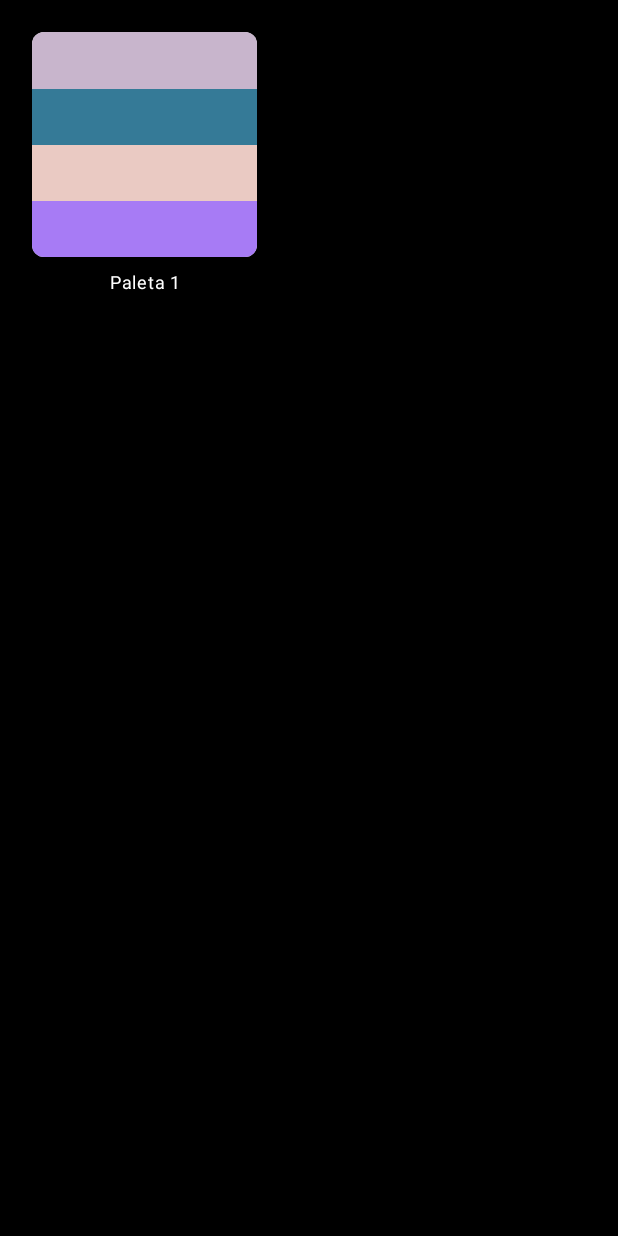
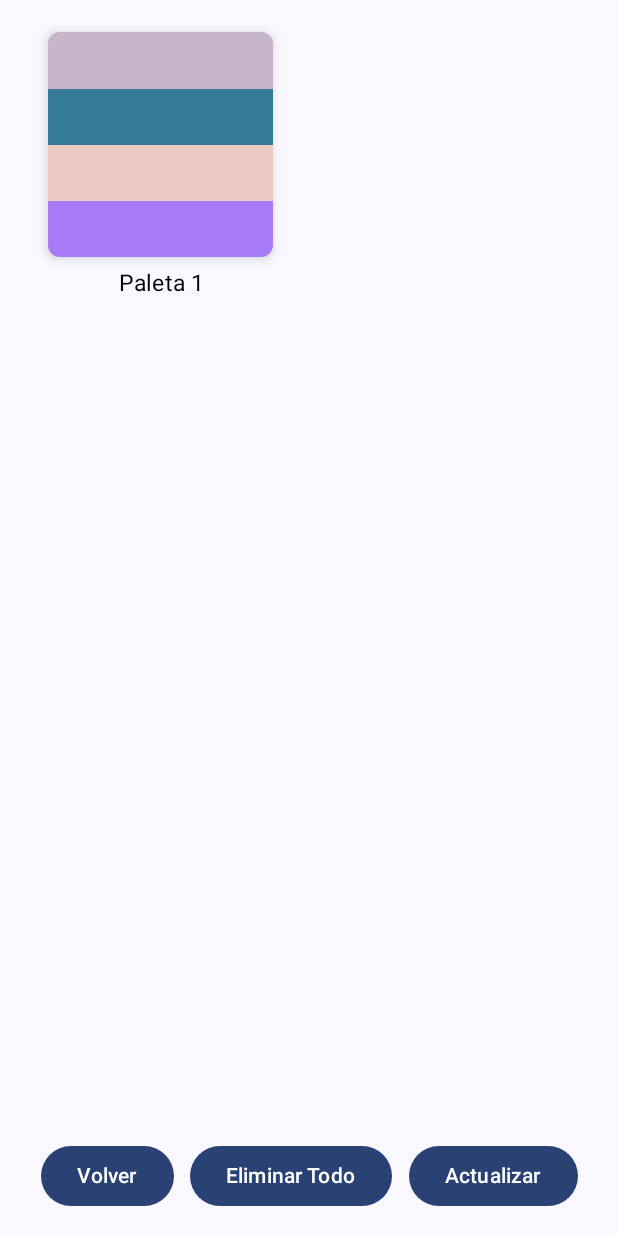
Before and after one commit to 0spol/ColorPlayground, an Android app built with Jetpack Compose: the SaveS screen opened through its navigation route, on a phone screen of 412 x 824 dp. Run offline under Robolectric (Android 15) with nearby library versions, the phone set to English and light mode, and no system bars; our stand-ins replace Dagger/Hilt's generated code, Room's generated code.

Commit message:
ADD(CRUD)

```diff
--- a/app/src/main/java/com/colorplayground/application/data/local/ColorPalleteDao.kt
+++ b/app/src/main/java/com/colorplayground/application/data/local/ColorPalleteDao.kt
@@ -17,4 +17,9 @@ interface ColorPaletteDao {
 
     @Delete
     suspend fun deletePalette(palette: ColorPaletteEntity)
+
+    @Query("DELETE FROM color_palette")
+    suspend fun deleteAllPalettes()
+
+
 }
--- /dev/null
+++ b/app/src/main/java/com/colorplayground/application/domain/usecase/DeleteAllPalettesUseCase.kt
@@ -0,0 +1,12 @@
+package com.colorplayground.application.domain.usecase
+
+import com.colorplayground.application.data.repository.ColorPaletteRepository
+import javax.inject.Inject
+
+class DeleteAllPalettesUseCase @Inject constructor(
+    private val repository: ColorPaletteRepository
+) {
+    suspend fun execute() {
+        repository.deleteAllPalettes()
+    }
+}
--- /dev/null
+++ b/app/src/main/java/com/colorplayground/application/domain/usecase/GenerateRandomColorUseCase.kt
@@ -0,0 +1,16 @@
+package com.colorplayground.application.domain.usecase
+
+import androidx.compose.ui.graphics.Color
+import javax.inject.Inject
+import kotlin.random.Random
+
+class GenerateRandomColorUseCase @Inject constructor() {
+    fun execute(): Color {
+        return Color(
+            red = Random.nextFloat() * 0.8f + 0.2f,
+            green = Random.nextFloat() * 0.8f + 0.2f,
+            blue = Random.nextFloat() * 0.8f + 0.2f,
+            alpha = 1f
+        )
+    }
+}
--- /dev/null
+++ b/app/src/main/java/com/colorplayground/application/domain/usecase/GetAllPalettesUseCase.kt
@@ -0,0 +1,14 @@
+package com.colorplayground.application.domain.usecase
+
+import com.colorplayground.application.data.model.ColorPalette
+import com.colorplayground.application.data.repository.ColorPaletteRepository
+import kotlinx.coroutines.flow.Flow
+import javax.inject.Inject
+
+class GetAllPalettesUseCase @Inject constructor(
+    private val repository: ColorPaletteRepository
+) {
+    fun execute(): Flow<List<ColorPalette>> {
+        return repository.getAllPalettes()
+    }
+}
--- /dev/null
+++ b/app/src/main/java/com/colorplayground/application/domain/usecase/UpdateAllPalettesUseCase.kt
@@ -0,0 +1,27 @@
+package com.colorplayground.application.domain.usecase
+
+import javax.inject.Inject
+
+class UpdateAllPalettesUseCase @Inject constructor(
+    private val generateRandomColorUseCase: GenerateRandomColorUseCase,
+    private val getSavedPalettesUseCase: GetSavedPalettesUseCase,
+    private val savePaletteUseCase: SavePaletteUseCase
+) {
+
+    suspend fun execute() {
+        getSavedPalettesUseCase.execute().collect { palettes ->
+            val updatedPalettes = palettes.map { palette ->
+                palette.copy(
+                    primaryColor = generateRandomColorUseCase.execute(),
+                    secondaryColor = generateRandomColorUseCase.execute(),
+                    tertiaryColor = generateRandomColorUseCase.execute(),
+                    errorColor = generateRandomColorUseCase.execute()
+                )
+            }
+
+            updatedPalettes.forEach { updatedPalette ->
+                savePaletteUseCase.execute(updatedPalette)
+            }
+        }
+    }
+}
--- a/app/src/main/java/com/colorplayground/application/ui/component/MyCard.kt
+++ b/app/src/main/java/com/colorplayground/application/ui/component/MyCard.kt
@@ -43,17 +43,8 @@ fun MyCard(colorPalette: ColorPalette, onSave: (() -> Unit)? = null) {
             text = colorPalette.name,
             modifier = Modifier.padding(top = 5.dp),
             textAlign = TextAlign.Center,
-            fontSize = 12.sp,
-            color = Color.White
+            fontSize = 15.sp,
+            color = Color.Black
         )
-
-        onSave?.let {
-            Button(
-                onClick = { it() },
-                modifier = Modifier.padding(top = 5.dp)
-            ) {
-                Text("Guardar")
-            }
-        }
     }
 }
--- a/app/src/main/java/com/colorplayground/application/ui/screen/SaveS.kt
+++ b/app/src/main/java/com/colorplayground/application/ui/screen/SaveS.kt
@@ -1,13 +1,18 @@
 package com.colorplayground.application.ui.screen
 
+import android.util.Log
 import androidx.compose.foundation.layout.Arrangement
+import androidx.compose.foundation.layout.Box
 import androidx.compose.foundation.layout.Column
+import androidx.compose.foundation.layout.Row
 import androidx.compose.foundation.layout.Spacer
 import androidx.compose.foundation.layout.fillMaxSize
+import androidx.compose.foundation.layout.fillMaxWidth
 import androidx.compose.foundation.layout.height
 import androidx.compose.foundation.layout.padding
-import androidx.compose.foundation.lazy.LazyColumn
-import androidx.compose.foundation.lazy.items
+import androidx.compose.foundation.lazy.grid.GridCells
+import androidx.compose.foundation.lazy.grid.LazyVerticalGrid
+import androidx.compose.foundation.lazy.grid.items
 import androidx.compose.material3.Button
 import androidx.compose.material3.Surface
 import androidx.compose.material3.Text
@@ -19,6 +24,7 @@ import androidx.compose.ui.Modifier
 import androidx.compose.ui.graphics.Color
 import androidx.compose.ui.unit.dp
 import androidx.hilt.navigation.compose.hiltViewModel
+import com.colorplayground.application.data.model.ColorPalette
 import com.colorplayground.application.ui.component.MyCard
 import com.colorplayground.application.ui.viewmodel.ColorPaletteViewModel
 
@@ -31,19 +37,23 @@ fun SaveS(
 
     Surface(
         modifier = Modifier.fillMaxSize(),
-        color = Color.Black
     ) {
         Column(
-            modifier = Modifier.fillMaxSize().padding(16.dp),
-            verticalArrangement = Arrangement.Center,
-            horizontalAlignment = Alignment.CenterHorizontally
+            modifier = Modifier.fillMaxSize().padding(16.dp)
         ) {
             if (savedPalettes.isEmpty()) {
-                Text(text = "No hay paletas guardadas", color = Color.White)
+                Box(
+                    modifier = Modifier.weight(1f).fillMaxSize(),
+                    contentAlignment = Alignment.Center
+                ) {
+                    Text(text = "No hay paletas guardadas", color = Color.Black)
+                }
             } else {
-                LazyColumn(
-                    modifier = Modifier.fillMaxSize(),
-                    verticalArrangement = Arrangement.spacedBy(16.dp)
+                LazyVerticalGrid(
+                    columns = GridCells.Fixed(2),
+                    modifier = Modifier.weight(1f).fillMaxSize(),
+                    verticalArrangement = Arrangement.spacedBy(16.dp),
+                    horizontalArrangement = Arrangement.spacedBy(16.dp)
                 ) {
                     items(savedPalettes) { palette ->
                         MyCard(colorPalette = palette)
@@ -51,9 +61,22 @@ fun SaveS(
                 }
             }
 
-            Spacer(modifier = Modifier.height(20.dp))
-            Button(onClick = { navigateToMainS() }) {
-                Text(text = "Volver")
+            Spacer(modifier = Modifier.height(16.dp))
+
+            // Fila inferior con botones
+            Row(
+                modifier = Modifier.fillMaxWidth(),
+                horizontalArrangement = Arrangement.SpaceEvenly
+            ) {
+                Button(onClick = { navigateToMainS() }) {
+                    Text("Volver")
+                }
+                Button(onClick = { viewModel.deleteAllPalettes() }) {
+                    Text("Eliminar Todo")
+                }
+                Button(onClick = { viewModel.updateAllPalettes() }) {
+                    Text("Actualizar")
+                }
             }
         }
     }
```
Also changed, not shown: app/src/main/java/com/colorplayground/application/data/repository/ColorPaletteRepository.kt (+6 -2 lines), app/src/main/java/com/colorplayground/application/di/AppModule.kt (+0 -10 lines), app/src/main/java/com/colorplayground/application/domain/usecase/GenerateColorPalettesUseCase.kt (+15 -28 lines), app/src/main/java/com/colorplayground/application/ui/screen/MainS.kt (+1 -6 lines), app/src/main/java/com/colorplayground/application/ui/viewmodel/ColorPalleteViewModel.kt (+36 -42 lines).
